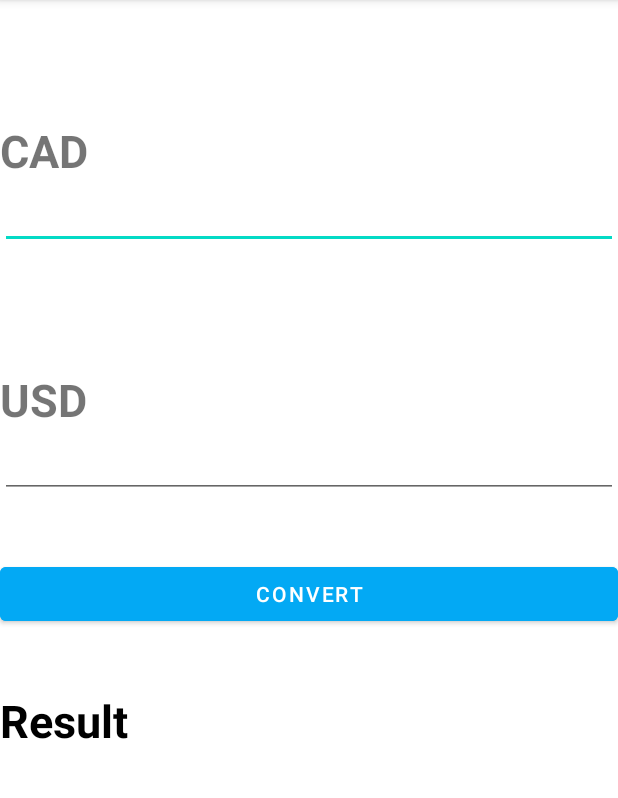
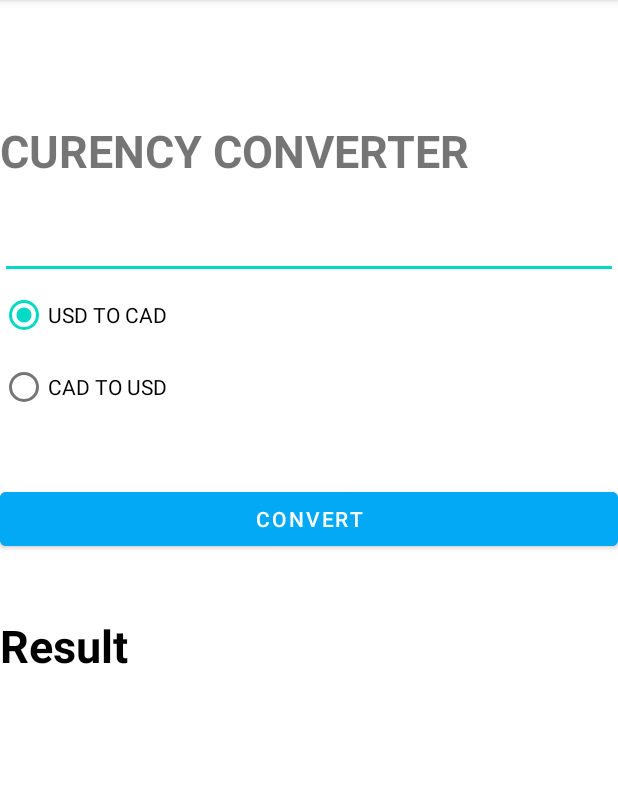
Before and after one commit to mubashirmughal/Muhammad_c0861455_CAD-TO-USD, an Android app: the screen it shows after launch (MainActivity), on a phone screen of 412 x 824 dp, the part 84-882 px from its top. Run offline under Robolectric (Android 15) with nearby library versions, the phone set to English and light mode, and no system bars.

```diff
--- a/app/src/main/java/com/example/myapplication/MainActivity.java
+++ b/app/src/main/java/com/example/myapplication/MainActivity.java
@@ -1,13 +1,51 @@
 package com.example.myapplication;
 
 import androidx.appcompat.app.AppCompatActivity;
+
 import android.os.Bundle;
+import android.view.View;
+import android.widget.Button;
+import android.widget.EditText;
+import android.widget.RadioButton;
+import android.widget.TextView;
 
 public class MainActivity extends AppCompatActivity {
+    EditText CAD, USD;
+    private RadioButton USDTOCAD, CADTOUSD;
+    TextView result;
+    String convert;
+    double totalamount, cresult;
+    Button calculate;
 
     @Override
     protected void onCreate(Bundle savedInstanceState) {
         super.onCreate(savedInstanceState);
         setContentView(R.layout.activity_main);
+
+        CAD = findViewById(R.id.cad);
+        USDTOCAD = findViewById(R.id.usdtocad);
+        CADTOUSD = findViewById(R.id.cadtousd);
+        result = findViewById(R.id.result);
+        calculate = findViewById(R.id.calculate);
+
+        calculate.setOnClickListener(new View.OnClickListener() {
+            @Override
+            public void onClick(View v) {
+                totalamount = Double.parseDouble(CAD.getText().toString());
+
+                if (USDTOCAD.isChecked()) {
+                    cresult = totalamount * 1.34;
+                    result.setText(String.valueOf(cresult));
+                } else {
+                    cresult = totalamount * 0.75;
+                    result.setText(String.valueOf(cresult));
+                }
+
+            }
+        });
+
+
     }
+
+
 }
--- a/app/src/main/res/layout/activity_main.xml
+++ b/app/src/main/res/layout/activity_main.xml
@@ -12,58 +12,57 @@
         android:layout_width="match_parent"
         android:layout_height="wrap_content"
         android:layout_gravity="center_horizontal"
-        android:textStyle="bold"
-        android:text="CAD"
+        android:layout_marginTop="80dp"
+        android:text="CURENCY CONVERTER"
         android:textSize="30dp"
-        android:layout_marginTop="80dp"
-        />
-<EditText
-    android:id="@+id/cad"
-    android:layout_width="match_parent"
-    android:layout_height="wrap_content"
-    android:gravity="center_horizontal"
-    android:ems="6"
-    android:textAlignment="center"
-    />
-    <TextView
+        android:textStyle="bold" />
+
+    <EditText
+        android:id="@+id/cad"
         android:layout_width="match_parent"
         android:layout_height="wrap_content"
-        android:layout_gravity="center_horizontal"
-        android:textStyle="bold"
-        android:text="USD"
-        android:textSize="30dp"
-        android:layout_marginTop="80dp"
-        />
-    <EditText
-        android:id="@+id/usd"
+        android:layout_marginTop="20dp"
+        android:ems="6"
+        android:gravity="center_horizontal"
+        android:textAlignment="center" />
+
+    <RadioGroup
         android:layout_width="match_parent"
-        android:layout_height="wrap_content"
-        android:gravity="center_horizontal"
-        android:ems="6"
-        android:textAlignment="center"
-        />
+        android:layout_height="wrap_content">
+
+        <RadioButton
+            android:id="@+id/usdtocad"
+            android:layout_width="wrap_content"
+            android:layout_height="wrap_content"
+            android:checked="true"
+            android:text="USD TO CAD" />
+
+        <RadioButton
+            android:id="@+id/cadtousd"
+            android:layout_width="wrap_content"
+            android:layout_height="wrap_content"
+            android:text="CAD TO USD" />
+    </RadioGroup>
 
     <Button
         android:id="@+id/calculate"
         android:layout_width="match_parent"
         android:layout_height="wrap_content"
+        android:layout_marginTop="40dp"
         android:backgroundTint="#03A9F4"
-        android:text="CONVERT"
-        android:layout_marginTop="40dp"
         android:onClick="convert"
-        />
+        android:text="CONVERT" />
+
     <TextView
         android:id="@+id/result"
         android:layout_width="match_parent"
         android:layout_height="match_parent"
+        android:layout_gravity="center"
+        android:layout_marginTop="40dp"
         android:text="Result"
-        android:layout_marginTop="40dp"
-        android:layout_gravity="center"
+        android:textColor="@color/black"
         android:textSize="30dp"
-        android:textStyle="bold"
-        android:textColor="@color/black"
-        />
-
+        android:textStyle="bold" />
 
 
 </LinearLayout>
```
